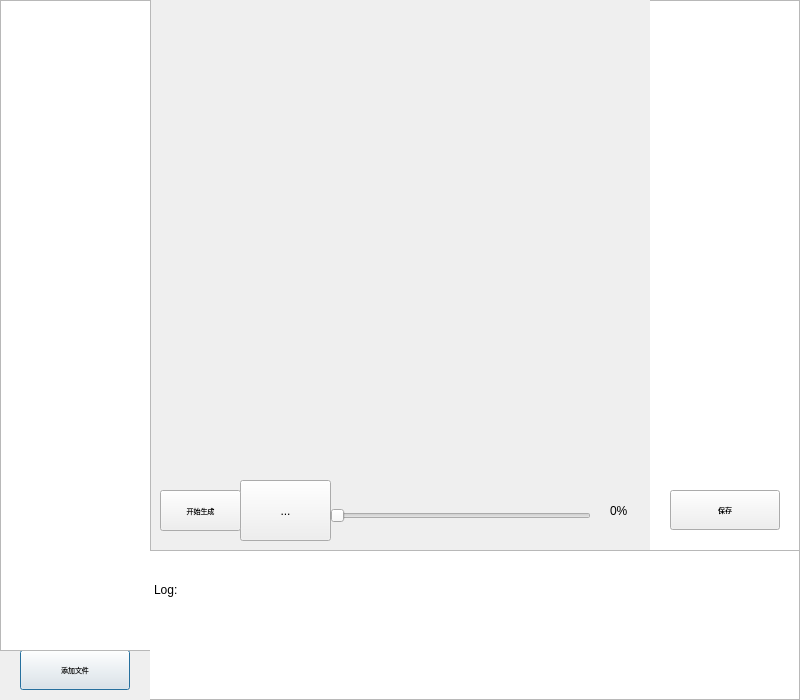
Qt form zimu.ui (KONG98/hitMaker) before a commit.
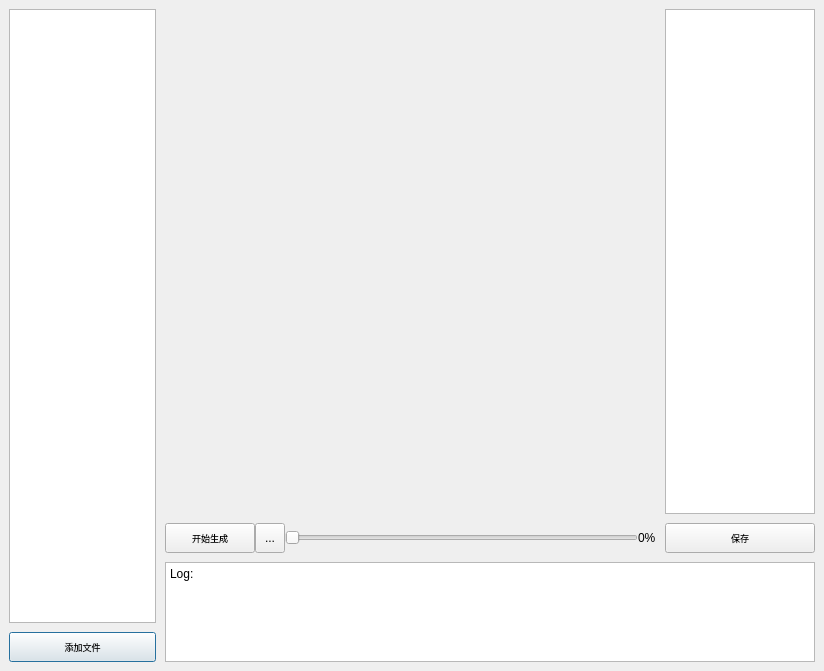
The same form after that commit. Icons and pictures are not drawn. Custom widgets are drawn as their Qt base class.

Patch:
```diff
--- a/zimu.ui
+++ b/zimu.ui
@@ -6,141 +6,304 @@
             <rect>
                 <x>0</x>
                 <y>0</y>
-                <width>800</width>
-                <height>700</height>
+    <width>824</width>
+    <height>671</height>
             </rect>
         </property>
         <property name="windowTitle">
             <string>Dialog</string>
         </property>
+  <layout class="QHBoxLayout" name="horizontalLayout_2">
+   <property name="spacing">
+    <number>0</number>
+   </property>
+   <property name="leftMargin">
+    <number>0</number>
+   </property>
+   <property name="topMargin">
+    <number>0</number>
+   </property>
+   <property name="rightMargin">
+    <number>0</number>
+   </property>
+   <property name="bottomMargin">
+    <number>0</number>
+   </property>
+   <item>
         <widget class="QWidget" name="widget_left" native="true">
-            <property name="geometry">
-                <rect>
-                    <x>0</x>
-                    <y>0</y>
-                    <width>151</width>
-                    <height>701</height>
-                </rect>
-            </property>
+     <property name="sizePolicy">
+      <sizepolicy hsizetype="Preferred" vsizetype="Expanding">
+       <horstretch>0</horstretch>
+       <verstretch>0</verstretch>
+      </sizepolicy>
+     </property>
+     <property name="minimumSize">
+      <size>
+       <width>165</width>
+       <height>650</height>
+      </size>
+     </property>
+     <layout class="QVBoxLayout" name="verticalLayout">
+      <property name="spacing">
+       <number>9</number>
+      </property>
+      <property name="leftMargin">
+       <number>9</number>
+      </property>
+      <property name="topMargin">
+       <number>9</number>
+      </property>
+      <property name="rightMargin">
+       <number>9</number>
+      </property>
+      <property name="bottomMargin">
+       <number>9</number>
+      </property>
+      <item>
+       <widget class="QListWidget" name="listWidget">
+        <property name="sizePolicy">
+         <sizepolicy hsizetype="Maximum" vsizetype="Expanding">
+          <horstretch>0</horstretch>
+          <verstretch>0</verstretch>
+         </sizepolicy>
+        </property>
+        <property name="maximumSize">
+         <size>
+          <width>150</width>
+          <height>16777215</height>
+         </size>
+        </property>
+       </widget>
+      </item>
+      <item>
             <widget class="QPushButton" name="add">
-                <property name="geometry">
-                    <rect>
-                        <x>20</x>
-                        <y>650</y>
-                        <width>110</width>
-                        <height>40</height>
-                    </rect>
+        <property name="sizePolicy">
+         <sizepolicy hsizetype="Preferred" vsizetype="Fixed">
+          <horstretch>0</horstretch>
+          <verstretch>0</verstretch>
+         </sizepolicy>
+        </property>
+        <property name="minimumSize">
+         <size>
+          <width>0</width>
+          <height>30</height>
+         </size>
                 </property>
                 <property name="font">
                     <font>
                         <family>Agency FB</family>
-                        <pointsize>5</pointsize>
+          <pointsize>7</pointsize>
                     </font>
                 </property>
                 <property name="text">
                     <string>添加文件</string>
                 </property>
             </widget>
-            <widget class="QListWidget" name="listWidget">
-                <property name="geometry">
-                    <rect>
-                        <x>0</x>
-                        <y>0</y>
-                        <width>151</width>
-                        <height>651</height>
-                    </rect>
-                </property>
-            </widget>
-        </widget>
-        <widget class="QWidget" name="widget_bottom" native="true">
-            <property name="geometry">
-                <rect>
-                    <x>150</x>
-                    <y>550</y>
-                    <width>651</width>
-                    <height>150</height>
-                </rect>
-            </property>
-            <widget class="QTextBrowser" name="textBrowser">
-                <property name="geometry">
-                    <rect>
-                        <x>-1</x>
-                        <y>0</y>
-                        <width>651</width>
-                        <height>150</height>
-                    </rect>
-                </property>
-                <property name="html">
-                    <string>&lt;!DOCTYPE HTML PUBLIC &quot;-//W3C//DTD HTML 4.0//EN&quot; &quot;http://www.w3.org/TR/REC-html40/strict.dtd&quot;&gt;
-                        &lt;html&gt;&lt;head&gt;&lt;meta name=&quot;qrichtext&quot; content=&quot;1&quot; /&gt;&lt;style
-                        type=&quot;text/css&quot;&gt;
-                        p, li { white-space: pre-wrap; }
-                        &lt;/style&gt;&lt;/head&gt;&lt;body style=&quot; font-family:'SimSun'; font-size:9pt;
-                        font-weight:400; font-style:normal;&quot;&gt;
-                        &lt;p style=&quot; margin-top:0px; margin-bottom:0px; margin-left:0px; margin-right:0px;
-                        -qt-block-indent:0; text-indent:0px;&quot;&gt;Log:&lt;/p&gt;
-                        &lt;p style=&quot;-qt-paragraph-type:empty; margin-top:0px; margin-bottom:0px; margin-left:0px;
-                        margin-right:0px; -qt-block-indent:0; text-indent:0px;&quot;&gt;&lt;br /&gt;&lt;/p&gt;&lt;/body&gt;&lt;/html&gt;
-                    </string>
-                </property>
-            </widget>
-        </widget>
-        <widget class="QWidget" name="widget_right" native="true">
-            <property name="geometry">
-                <rect>
-                    <x>650</x>
-                    <y>0</y>
-                    <width>150</width>
-                    <height>551</height>
-                </rect>
-            </property>
-            <widget class="QTextEdit" name="textEdit">
-                <property name="geometry">
-                    <rect>
-                        <x>-1</x>
-                        <y>0</y>
-                        <width>151</width>
-                        <height>551</height>
-                    </rect>
-                </property>
-            </widget>
-            <widget class="QPushButton" name="save">
-                <property name="geometry">
-                    <rect>
-                        <x>20</x>
-                        <y>490</y>
-                        <width>110</width>
-                        <height>40</height>
-                    </rect>
-                </property>
-                <property name="font">
-                    <font>
-                        <family>Agency FB</family>
-                        <pointsize>5</pointsize>
-                    </font>
-                </property>
-                <property name="text">
-                    <string>保存</string>
-                </property>
-            </widget>
-        </widget>
+      </item>
+     </layout>
+    </widget>
+   </item>
+   <item>
+    <widget class="QWidget" name="widget_4" native="true">
+     <property name="sizePolicy">
+      <sizepolicy hsizetype="Preferred" vsizetype="Expanding">
+       <horstretch>0</horstretch>
+       <verstretch>0</verstretch>
+      </sizepolicy>
+     </property>
+     <layout class="QVBoxLayout" name="verticalLayout_4">
+      <property name="spacing">
+       <number>9</number>
+      </property>
+      <property name="leftMargin">
+       <number>0</number>
+      </property>
+      <property name="topMargin">
+       <number>9</number>
+      </property>
+      <property name="rightMargin">
+       <number>9</number>
+      </property>
+      <property name="bottomMargin">
+       <number>9</number>
+      </property>
+      <item>
+       <widget class="QWidget" name="widget" native="true">
+        <property name="sizePolicy">
+         <sizepolicy hsizetype="Expanding" vsizetype="Expanding">
+          <horstretch>0</horstretch>
+          <verstretch>0</verstretch>
+         </sizepolicy>
+        </property>
+        <property name="minimumSize">
+         <size>
+          <width>650</width>
+          <height>450</height>
+         </size>
+        </property>
+        <layout class="QHBoxLayout" name="horizontalLayout">
+         <property name="spacing">
+          <number>9</number>
+         </property>
+         <property name="leftMargin">
+          <number>0</number>
+         </property>
+         <property name="topMargin">
+          <number>0</number>
+         </property>
+         <property name="rightMargin">
+          <number>0</number>
+         </property>
+         <property name="bottomMargin">
+          <number>0</number>
+         </property>
+         <item>
+          <widget class="QWidget" name="widget_2" native="true">
+           <property name="sizePolicy">
+            <sizepolicy hsizetype="Expanding" vsizetype="Expanding">
+             <horstretch>0</horstretch>
+             <verstretch>0</verstretch>
+            </sizepolicy>
+           </property>
+           <property name="minimumSize">
+            <size>
+             <width>0</width>
+             <height>200</height>
+            </size>
+           </property>
+           <property name="maximumSize">
+            <size>
+             <width>16777215</width>
+             <height>16666666</height>
+            </size>
+           </property>
+           <layout class="QVBoxLayout" name="verticalLayout_2">
+            <property name="spacing">
+             <number>9</number>
+            </property>
+            <property name="leftMargin">
+             <number>0</number>
+            </property>
+            <property name="topMargin">
+             <number>0</number>
+            </property>
+            <property name="rightMargin">
+             <number>0</number>
+            </property>
+            <property name="bottomMargin">
+             <number>0</number>
+            </property>
+            <item>
+             <widget class="myVideoWidget" name="wgt_video_2" native="true">
+              <property name="sizePolicy">
+               <sizepolicy hsizetype="Expanding" vsizetype="Expanding">
+                <horstretch>0</horstretch>
+                <verstretch>0</verstretch>
+               </sizepolicy>
+              </property>
+              <property name="minimumSize">
+               <size>
+                <width>450</width>
+                <height>300</height>
+               </size>
+              </property>
+              <property name="maximumSize">
+               <size>
+                <width>16777215</width>
+                <height>16777215</height>
+               </size>
+              </property>
+             </widget>
+            </item>
+            <item>
         <widget class="QWidget" name="widgetcentral_cen" native="true">
-            <property name="geometry">
-                <rect>
-                    <x>150</x>
-                    <y>460</y>
-                    <width>501</width>
-                    <height>91</height>
-                </rect>
-            </property>
+              <property name="sizePolicy">
+               <sizepolicy hsizetype="Expanding" vsizetype="Fixed">
+                <horstretch>0</horstretch>
+                <verstretch>0</verstretch>
+               </sizepolicy>
+              </property>
+              <property name="minimumSize">
+               <size>
+                <width>400</width>
+                <height>16</height>
+               </size>
+              </property>
+              <property name="maximumSize">
+               <size>
+                <width>16777215</width>
+                <height>30</height>
+               </size>
+              </property>
+              <layout class="QHBoxLayout" name="horizontalLayout_3">
+               <property name="spacing">
+                <number>0</number>
+               </property>
+               <property name="sizeConstraint">
+                <enum>QLayout::SetDefaultConstraint</enum>
+               </property>
+               <property name="leftMargin">
+                <number>0</number>
+               </property>
+               <property name="topMargin">
+                <number>0</number>
+               </property>
+               <property name="rightMargin">
+                <number>0</number>
+               </property>
+               <property name="bottomMargin">
+                <number>0</number>
+               </property>
+               <item>
+                <widget class="QPushButton" name="start">
+                 <property name="sizePolicy">
+                  <sizepolicy hsizetype="Fixed" vsizetype="Fixed">
+                   <horstretch>0</horstretch>
+                   <verstretch>0</verstretch>
+                  </sizepolicy>
+                 </property>
+                 <property name="minimumSize">
+                  <size>
+                   <width>90</width>
+                   <height>30</height>
+                  </size>
+                 </property>
+                 <property name="font">
+                  <font>
+                   <family>Agency FB</family>
+                   <pointsize>7</pointsize>
+                  </font>
+                 </property>
+                 <property name="text">
+                  <string>开始生成</string>
+                 </property>
+                </widget>
+               </item>
+               <item>
             <widget class="QToolButton" name="play">
-                <property name="geometry">
-                    <rect>
-                        <x>90</x>
-                        <y>20</y>
-                        <width>91</width>
-                        <height>61</height>
-                    </rect>
+                 <property name="sizePolicy">
+                  <sizepolicy hsizetype="Fixed" vsizetype="Fixed">
+                   <horstretch>0</horstretch>
+                   <verstretch>0</verstretch>
+                  </sizepolicy>
+                 </property>
+                 <property name="minimumSize">
+                  <size>
+                   <width>30</width>
+                   <height>30</height>
+                  </size>
+                 </property>
+                 <property name="maximumSize">
+                  <size>
+                   <width>60</width>
+                   <height>16777215</height>
+                  </size>
+                 </property>
+                 <property name="baseSize">
+                  <size>
+                   <width>0</width>
+                   <height>0</height>
+                  </size>
                 </property>
                 <property name="text">
                     <string>...</string>
@@ -157,33 +320,20 @@
                     </size>
                 </property>
             </widget>
-            <widget class="QPushButton" name="start">
-                <property name="geometry">
-                    <rect>
-                        <x>10</x>
-                        <y>30</y>
-                        <width>81</width>
-                        <height>41</height>
-                    </rect>
-                </property>
-                <property name="font">
-                    <font>
-                        <family>Agency FB</family>
-                        <pointsize>5</pointsize>
-                    </font>
-                </property>
-                <property name="text">
-                    <string>开始生成</string>
-                </property>
-            </widget>
+               </item>
+               <item>
             <widget class="QSlider" name="sld_video">
-                <property name="geometry">
-                    <rect>
-                        <x>180</x>
-                        <y>30</y>
-                        <width>261</width>
-                        <height>51</height>
-                    </rect>
+                 <property name="sizePolicy">
+                  <sizepolicy hsizetype="Expanding" vsizetype="Fixed">
+                   <horstretch>0</horstretch>
+                   <verstretch>0</verstretch>
+                  </sizepolicy>
+                 </property>
+                 <property name="minimumSize">
+                  <size>
+                   <width>0</width>
+                   <height>30</height>
+                  </size>
                 </property>
                 <property name="maximum">
                     <number>100</number>
@@ -192,30 +342,157 @@
                     <enum>Qt::Horizontal</enum>
                 </property>
             </widget>
+               </item>
+               <item>
             <widget class="QLabel" name="lab_video">
-                <property name="geometry">
-                    <rect>
-                        <x>460</x>
-                        <y>30</y>
-                        <width>31</width>
-                        <height>41</height>
-                    </rect>
+                 <property name="sizePolicy">
+                  <sizepolicy hsizetype="Fixed" vsizetype="Preferred">
+                   <horstretch>0</horstretch>
+                   <verstretch>0</verstretch>
+                  </sizepolicy>
+                 </property>
+                 <property name="minimumSize">
+                  <size>
+                   <width>0</width>
+                   <height>30</height>
+                  </size>
                 </property>
                 <property name="text">
                     <string>0%</string>
                 </property>
             </widget>
-        </widget>
-        <widget class="myVideoWidget" name="wgt_video_2" native="true">
-            <property name="geometry">
-                <rect>
-                    <x>150</x>
-                    <y>0</y>
-                    <width>501</width>
-                    <height>461</height>
-                </rect>
-            </property>
-        </widget>
+               </item>
+              </layout>
+             </widget>
+            </item>
+           </layout>
+          </widget>
+         </item>
+         <item>
+          <widget class="QWidget" name="widget_3" native="true">
+           <property name="sizePolicy">
+            <sizepolicy hsizetype="Preferred" vsizetype="Expanding">
+             <horstretch>0</horstretch>
+             <verstretch>0</verstretch>
+            </sizepolicy>
+           </property>
+           <layout class="QVBoxLayout" name="verticalLayout_3">
+            <property name="spacing">
+             <number>9</number>
+            </property>
+            <property name="leftMargin">
+             <number>0</number>
+            </property>
+            <property name="topMargin">
+             <number>0</number>
+            </property>
+            <property name="rightMargin">
+             <number>0</number>
+            </property>
+            <property name="bottomMargin">
+             <number>0</number>
+            </property>
+            <item>
+             <widget class="QTextEdit" name="textEdit">
+              <property name="sizePolicy">
+               <sizepolicy hsizetype="Fixed" vsizetype="Expanding">
+                <horstretch>0</horstretch>
+                <verstretch>0</verstretch>
+               </sizepolicy>
+              </property>
+              <property name="minimumSize">
+               <size>
+                <width>100</width>
+                <height>300</height>
+               </size>
+              </property>
+              <property name="maximumSize">
+               <size>
+                <width>150</width>
+                <height>16777215</height>
+               </size>
+              </property>
+             </widget>
+            </item>
+            <item>
+             <widget class="QPushButton" name="save">
+              <property name="sizePolicy">
+               <sizepolicy hsizetype="Preferred" vsizetype="Fixed">
+                <horstretch>0</horstretch>
+                <verstretch>0</verstretch>
+               </sizepolicy>
+              </property>
+              <property name="minimumSize">
+               <size>
+                <width>0</width>
+                <height>30</height>
+               </size>
+              </property>
+              <property name="maximumSize">
+               <size>
+                <width>1666</width>
+                <height>50</height>
+               </size>
+              </property>
+              <property name="font">
+               <font>
+                <family>Agency FB</family>
+                <pointsize>7</pointsize>
+               </font>
+              </property>
+              <property name="layoutDirection">
+               <enum>Qt::LeftToRight</enum>
+              </property>
+              <property name="text">
+               <string>保存</string>
+              </property>
+             </widget>
+            </item>
+           </layout>
+          </widget>
+         </item>
+        </layout>
+       </widget>
+      </item>
+      <item>
+       <widget class="QTextBrowser" name="textBrowser">
+        <property name="sizePolicy">
+         <sizepolicy hsizetype="Expanding" vsizetype="Fixed">
+          <horstretch>0</horstretch>
+          <verstretch>0</verstretch>
+         </sizepolicy>
+        </property>
+        <property name="minimumSize">
+         <size>
+          <width>600</width>
+          <height>80</height>
+         </size>
+        </property>
+        <property name="maximumSize">
+         <size>
+          <width>16777215</width>
+          <height>100</height>
+         </size>
+        </property>
+        <property name="font">
+         <font>
+          <pointsize>15</pointsize>
+         </font>
+        </property>
+        <property name="html">
+         <string>&lt;!DOCTYPE HTML PUBLIC &quot;-//W3C//DTD HTML 4.0//EN&quot; &quot;http://www.w3.org/TR/REC-html40/strict.dtd&quot;&gt;
+&lt;html&gt;&lt;head&gt;&lt;meta name=&quot;qrichtext&quot; content=&quot;1&quot; /&gt;&lt;style type=&quot;text/css&quot;&gt;
+p, li { white-space: pre-wrap; }
+&lt;/style&gt;&lt;/head&gt;&lt;body style=&quot; font-family:'SimSun'; font-size:15pt; font-weight:400; font-style:normal;&quot;&gt;
+&lt;p style=&quot; margin-top:0px; margin-bottom:0px; margin-left:0px; margin-right:0px; -qt-block-indent:0; text-indent:0px;&quot;&gt;&lt;span style=&quot; font-size:9pt;&quot;&gt;Log:&lt;/span&gt;&lt;/p&gt;
+&lt;p style=&quot;-qt-paragraph-type:empty; margin-top:0px; margin-bottom:0px; margin-left:0px; margin-right:0px; -qt-block-indent:0; text-indent:0px; font-size:9pt;&quot;&gt;&lt;br /&gt;&lt;/p&gt;&lt;/body&gt;&lt;/html&gt;</string>
+        </property>
+       </widget>
+      </item>
+     </layout>
+    </widget>
+   </item>
+  </layout>
     </widget>
     <customwidgets>
         <customwidget>
```
Left out of the diff: 3 changed lines with no effect on the pictures. Lines whose indentation alone changed are shown as unchanged.
